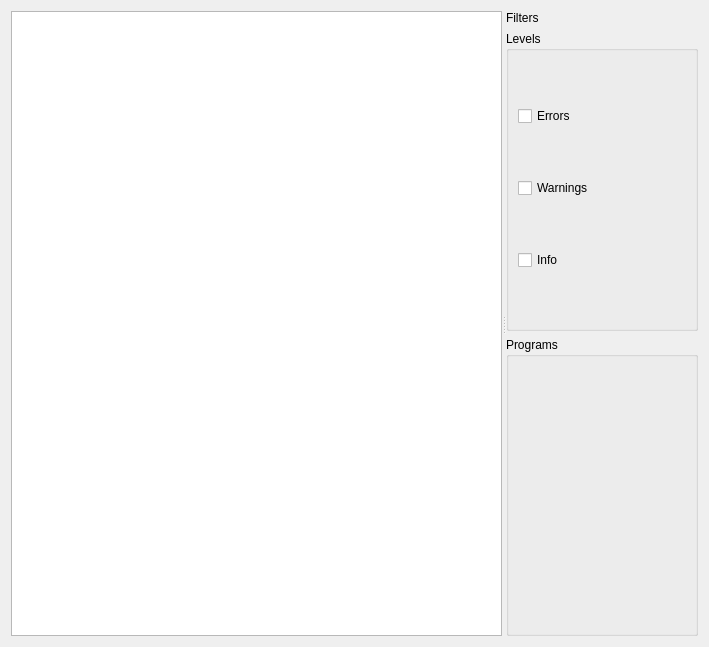
Before: the Qt Designer form sw/supervision/new/ui/console.ui in paparazzi/paparazzi, drawn with Qt 5.
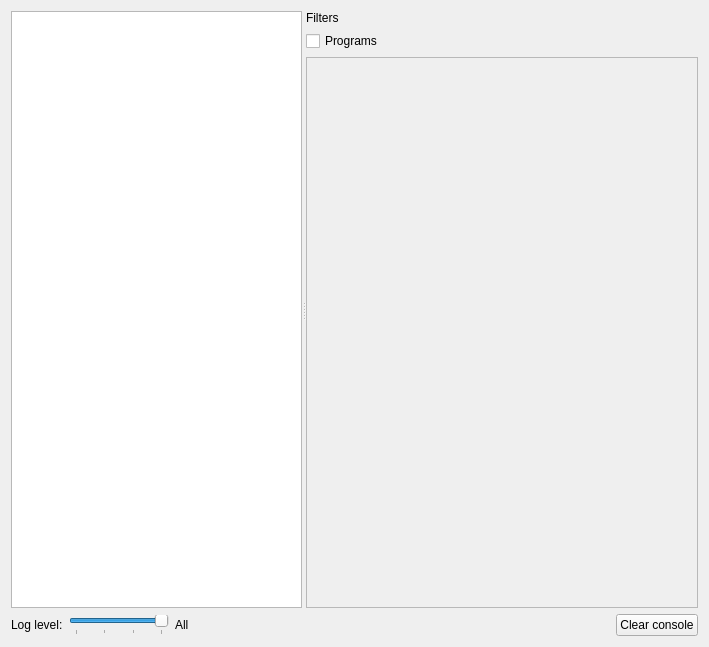
After: the same form once the commit is applied. Icons and pictures are not drawn.

What changed in the file:
```diff
--- a/sw/supervision/new/ui/console.ui
+++ b/sw/supervision/new/ui/console.ui
@@ -13,7 +13,7 @@
   <property name="windowTitle">
    <string>Form</string>
   </property>
-  <layout class="QVBoxLayout" name="verticalLayout_3">
+  <layout class="QVBoxLayout" name="verticalLayout_2" stretch="1,0">
    <item>
     <widget class="QSplitter" name="splitter">
      <property name="orientation">
@@ -24,8 +24,8 @@
        <bool>true</bool>
       </property>
      </widget>
-     <widget class="QWidget" name="layoutWidget">
-      <layout class="QVBoxLayout" name="verticalLayout_2">
+     <widget class="QWidget" name="filter_widget" native="true">
+      <layout class="QVBoxLayout" name="verticalLayout">
        <item>
         <widget class="QLabel" name="label">
          <property name="sizePolicy">
@@ -40,46 +40,127 @@
         </widget>
        </item>
        <item>
-        <widget class="QGroupBox" name="groupBox">
-         <property name="title">
-          <string>Levels</string>
-         </property>
-         <layout class="QVBoxLayout" name="verticalLayout">
-          <item>
-           <widget class="QCheckBox" name="errors_checkbox">
-            <property name="text">
-             <string>Errors</string>
-            </property>
-           </widget>
-          </item>
-          <item>
-           <widget class="QCheckBox" name="warnings_checkbox">
-            <property name="text">
-             <string>Warnings</string>
-            </property>
-           </widget>
-          </item>
-          <item>
-           <widget class="QCheckBox" name="info_checkbox">
-            <property name="text">
-             <string>Info</string>
-            </property>
-           </widget>
-          </item>
-         </layout>
-        </widget>
-       </item>
-       <item>
-        <widget class="QGroupBox" name="programs_groupbox">
-         <property name="title">
+        <widget class="QCheckBox" name="programs_checkbox">
+         <property name="text">
           <string>Programs</string>
          </property>
+         <property name="checked">
+          <bool>false</bool>
+         </property>
+        </widget>
+       </item>
+       <item>
+        <widget class="QScrollArea" name="scrollArea">
+         <property name="widgetResizable">
+          <bool>true</bool>
+         </property>
+         <widget class="QWidget" name="programs_widget">
+          <property name="geometry">
+           <rect>
+            <x>0</x>
+            <y>0</y>
+            <width>382</width>
+            <height>524</height>
+           </rect>
+          </property>
+          <layout class="QVBoxLayout" name="verticalLayout_4">
+           <item>
+            <spacer name="verticalSpacer">
+             <property name="orientation">
+              <enum>Qt::Vertical</enum>
+             </property>
+             <property name="sizeHint" stdset="0">
+              <size>
+               <width>324</width>
+               <height>167</height>
+              </size>
+             </property>
+            </spacer>
+           </item>
+          </layout>
+         </widget>
         </widget>
        </item>
       </layout>
      </widget>
     </widget>
    </item>
+   <item>
+    <layout class="QHBoxLayout" name="horizontalLayout_2" stretch="0,1,0,2,0">
+     <item>
+      <widget class="QLabel" name="label_3">
+       <property name="sizePolicy">
+        <sizepolicy hsizetype="Fixed" vsizetype="Fixed">
+         <horstretch>0</horstretch>
+         <verstretch>0</verstretch>
+        </sizepolicy>
+       </property>
+       <property name="text">
+        <string>Log level:</string>
+       </property>
+      </widget>
+     </item>
+     <item>
+      <widget class="QSlider" name="log_level_slider">
+       <property name="maximumSize">
+        <size>
+         <width>100</width>
+         <height>16777215</height>
+        </size>
+       </property>
+       <property name="maximum">
+        <number>3</number>
+       </property>
+       <property name="pageStep">
+        <number>1</number>
+       </property>
+       <property name="value">
+        <number>3</number>
+       </property>
+       <property name="orientation">
+        <enum>Qt::Horizontal</enum>
+       </property>
+       <property name="tickPosition">
+        <enum>QSlider::TicksBelow</enum>
+       </property>
+       <property name="tickInterval">
+        <number>1</number>
+       </property>
+      </widget>
+     </item>
+     <item>
+      <widget class="QLabel" name="log_level_label">
+       <property name="text">
+        <string>All</string>
+       </property>
+      </widget>
+     </item>
+     <item>
+      <spacer name="horizontalSpacer">
+       <property name="orientation">
+        <enum>Qt::Horizontal</enum>
+       </property>
+       <property name="sizeHint" stdset="0">
+        <size>
+         <width>40</width>
+         <height>20</height>
+        </size>
+       </property>
+      </spacer>
+     </item>
+     <item>
+      <widget class="QPushButton" name="clear_button">
+       <property name="text">
+        <string>Clear console</string>
+       </property>
+       <property name="icon">
+        <iconset theme="edit-clear">
+         <normaloff>.</normaloff>.</iconset>
+       </property>
+      </widget>
+     </item>
+    </layout>
+   </item>
   </layout>
  </widget>
  <resources/>
```
